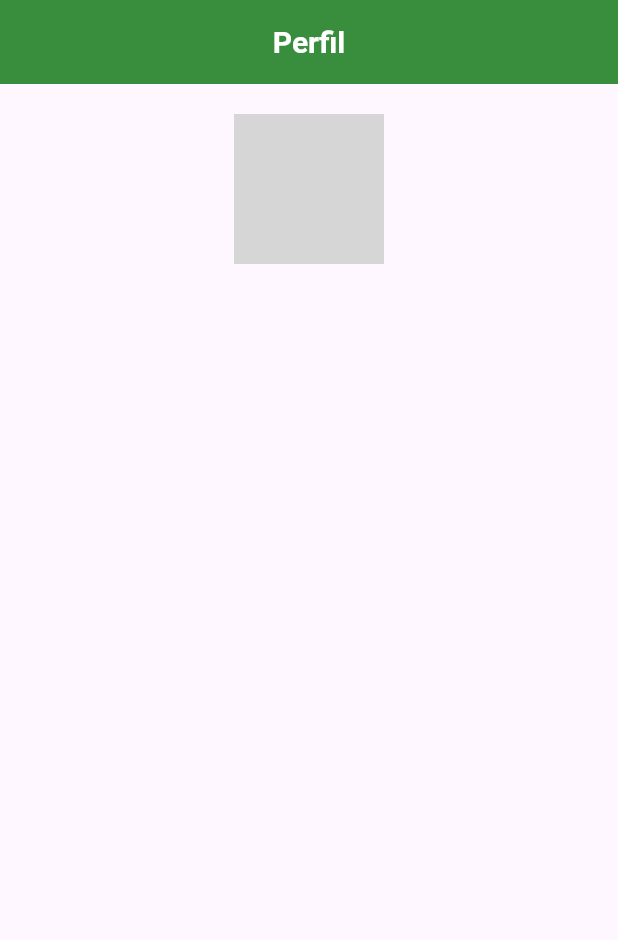
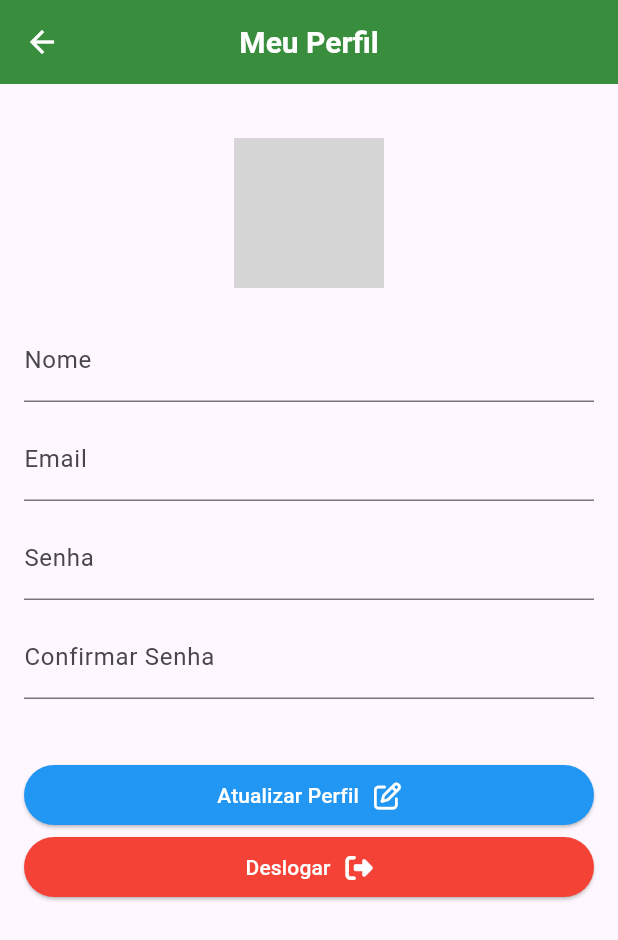
Before and after one commit to oapmartins/projeto-tcc, a Flutter app: the ProfilePage screen opened directly, on a phone screen of 412 x 824 dp. Shown: the top 940 px of the screen. Run offline on Flutter 3.47's test engine with Material 2 defaults, Android fonts, the phone set to English and light mode, and no system bars; our stand-ins replace another_flushbar, firebase_auth, firebase_core, font_awesome_flutter, get, google_fonts and 1 more; accounts and stored records are empty; grey boxes are pictures that could not be loaded.

Commit message:
Atualizando tela de perfil

```diff
--- a/lib/home/profile/profile_controller.dart
+++ b/lib/home/profile/profile_controller.dart
@@ -0,0 +1,35 @@
+import 'package:firebase_auth/firebase_auth.dart';
+import 'package:flutter/material.dart';
+import 'package:get/get.dart';
+
+class ProfileController extends GetxController {
+  TextEditingController nameController = TextEditingController();
+  TextEditingController emailController = TextEditingController();
+  TextEditingController passwordController = TextEditingController();
+  TextEditingController confirmPasswordController = TextEditingController();
+  String pathPhotoUser = '';
+
+  void updateProfile({required User user}) {
+    try {
+      if (nameController.text.isNotEmpty) {
+        user.updateDisplayName(nameController.text);
+      }
+      if (emailController.text.isNotEmpty) {
+        user.updateEmail(emailController.text);
+      }
+      if (passwordController.text.isNotEmpty) {
+        user.updatePassword(passwordController.text);
+      }
+      if (pathPhotoUser.isNotEmpty) {
+        user.updatePhotoURL(pathPhotoUser);
+      }
+    } on FirebaseAuthException catch (e) {
+      print(e);
+    }
+  }
+
+  void logout() {
+    FirebaseAuth.instance.signOut();
+    Get.offAndToNamed('/login');
+  }
+}
--- a/lib/home/profile/profile_page.dart
+++ b/lib/home/profile/profile_page.dart
@@ -1,7 +1,11 @@
-// ignore_for_file: prefer_const_constructors
+import 'dart:io';
 
 import 'package:firebase_auth/firebase_auth.dart';
 import 'package:flutter/material.dart';
+import 'package:font_awesome_flutter/font_awesome_flutter.dart';
+import 'package:get/get.dart';
+import 'package:image_picker/image_picker.dart';
+import 'package:projeto_tcc/home/profile/profile_controller.dart';
 
 class ProfilePage extends StatefulWidget {
   const ProfilePage({super.key});
@@ -12,6 +16,8 @@ class ProfilePage extends StatefulWidget {
 
 class _ProfilePageState extends State<ProfilePage> {
   User? user;
+  XFile? _imagePath;
+
   @override
   void initState() {
     user = FirebaseAuth.instance.currentUser;
@@ -20,65 +26,126 @@ class _ProfilePageState extends State<ProfilePage> {
 
   @override
   Widget build(BuildContext context) {
+    return GetBuilder<ProfileController>(
+        init: ProfileController(),
+        builder: (ProfileController controller) {
+          controller.nameController.text = user?.displayName ?? '';
+          controller.emailController.text = user?.email ?? '';
+          controller.pathPhotoUser = user?.photoURL ?? '';
+
           return Scaffold(
             appBar: AppBar(
-          automaticallyImplyLeading: false,
-          title: const Text('Perfil'),
+              title: const Text('Meu Perfil'),
             ),
-        body: Center(
+            body: Padding(
+              padding: const EdgeInsets.all(16.0),
+              child: SingleChildScrollView(
                 child: Column(
-            mainAxisAlignment: MainAxisAlignment.start,
-            children: <Widget>[
-              SizedBox(height: 20),
+                  crossAxisAlignment: CrossAxisAlignment.center,
+                  children: [
+                    const SizedBox(height: 20),
+                    Stack(
+                      children: [
                         CircleAvatar(
-                radius: 50,
-                backgroundImage:
-                    NetworkImage(user?.photoURL ?? ''), // Substitua pelo caminho da imagem do usuário
+                          radius: 50.0,
+                          backgroundImage: _imagePath?.path != null && _imagePath?.path != ''
+                              ? FileImage(File((_imagePath?.path ?? '')))
+                              : FileImage(File(user?.photoURL ?? '')) as ImageProvider,
+                          child: IconButton(
+                            icon: const Icon(Icons.edit),
+                            onPressed: () {
+                              _pickImage(controller: controller);
+                            },
                           ),
-              SizedBox(height: 10),
-              Text(
-                user?.displayName ?? '',
-                style: TextStyle(
-                  fontSize: 20,
-                  fontWeight: FontWeight.bold,
-                ),
-              ),
-              SizedBox(height: 0),
-              Text(
-                user?.email ?? '',
-                style: TextStyle(
-                  fontSize: 16,
-                ),
-              ),
-              SizedBox(height: 20),
-              // _buildUserDataField('Idade', '25 anos'),
-              // _buildUserDataField('Peso', '70 kg'),
-              // _buildUserDataField('Altura', '1.76 m'),
-              // _buildUserDataField('Alérgia', 'Amendoim, Camarão'),
-            ],
-          ),
-        ));
-  }
-
-  Widget _buildUserDataField(String label, String value) {
-    return Padding(
-      padding: const EdgeInsets.symmetric(vertical: 5, horizontal: 20),
-      child: Row(
-        mainAxisAlignment: MainAxisAlignment.spaceBetween,
-        children: <Widget>[
-          Text(
-            label,
-            style: TextStyle(
-              fontSize: 16,
-              fontWeight: FontWeight.bold,
-            ),
-          ),
-          Text(
-            value,
-            style: TextStyle(fontSize: 16),
                         ),
                       ],
                     ),
+                    const SizedBox(height: 20.0),
+                    TextFormField(
+                      controller: controller.nameController,
+                      decoration: const InputDecoration(labelText: 'Nome'),
+                    ),
+                    const SizedBox(height: 10.0),
+                    TextFormField(
+                      controller: controller.emailController,
+                      decoration: const InputDecoration(labelText: 'Email'),
+                    ),
+                    const SizedBox(height: 10.0),
+                    TextFormField(
+                      controller: controller.passwordController,
+                      decoration: const InputDecoration(labelText: 'Senha'),
+                    ),
+                    const SizedBox(height: 10.0),
+                    TextFormField(
+                      controller: controller.confirmPasswordController,
+                      decoration: const InputDecoration(labelText: 'Confirmar Senha'),
+                    ),
+                    const SizedBox(height: 40.0),
+                    SizedBox(
+                      width: Get.size.width,
+                      child: ElevatedButton(
+                        onPressed: () {
+                          controller.updateProfile(user: user!);
+                        },
+                        style: const ButtonStyle(
+                          backgroundColor: MaterialStatePropertyAll(
+                            Colors.blue,
+                          ),
+                        ),
+                        child: const Row(
+                          mainAxisAlignment: MainAxisAlignment.center,
+                          children: [
+                            Text(
+                              'Atualizar Perfil',
+                              style: TextStyle(color: Colors.white),
+                            ),
+                            SizedBox(width: 10),
+                            Icon(FontAwesomeIcons.penToSquare, color: Colors.white, size: 18),
+                          ],
+                        ),
+                      ),
+                    ),
+                    SizedBox(
+                      width: Get.size.width,
+                      child: ElevatedButton(
+                        onPressed: () {
+                          controller.logout();
+                        },
+                        style: const ButtonStyle(
+                          backgroundColor: MaterialStatePropertyAll(
+                            Colors.red,
+                          ),
+                        ),
+                        child: const Row(
+                          mainAxisAlignment: MainAxisAlignment.center,
+                          children: [
+                            Text(
+                              'Deslogar',
+                              style: TextStyle(color: Colors.white),
+                            ),
+                            SizedBox(width: 10),
+                            Icon(FontAwesomeIcons.rightFromBracket, color: Colors.white, size: 18),
+                          ],
+                        ),
+                      ),
+                    ),
+                  ],
+                ),
+              ),
+            ),
           );
+        });
+  }
+
+  Future<void> _pickImage({required ProfileController controller}) async {
+    final picker = ImagePicker();
+    XFile? image = await picker.pickImage(source: ImageSource.gallery);
+
+    if (image != null) {
+      setState(() {
+        _imagePath = image;
+      });
+      controller.pathPhotoUser = image.path;
     }
   }
+}
--- a/lib/main.dart
+++ b/lib/main.dart
@@ -1,3 +1,4 @@
+import 'package:firebase_auth/firebase_auth.dart';
 import 'package:flutter/material.dart';
 import 'package:get/get.dart';
 import 'package:projeto_tcc/util/routes.dart';
@@ -9,8 +10,21 @@ Future<void> main() async {
   runApp(const MyApp());
 }
 
-class MyApp extends StatelessWidget {
+class MyApp extends StatefulWidget {
   const MyApp({super.key});
+
+  @override
+  State<MyApp> createState() => _MyAppState();
+}
+
+class _MyAppState extends State<MyApp> {
+  @override
+  void initState() {
+    FirebaseAuth.instance.authStateChanges().listen((User? user) {
+      print('Usuário logado ${user != null}');
+    });
+    super.initState();
+  }
 
   @override
   Widget build(BuildContext context) {
--- a/pubspec.yaml
+++ b/pubspec.yaml
@@ -37,6 +37,7 @@ dependencies:
   firebase_core: ^2.21.0
   cupertino_icons: ^1.0.2
   another_flushbar: ^1.12.30
+  image_picker: ^1.0.4
 
 dev_dependencies:
   flutter_test:
```
Also changed, not shown: assets/images/profile_image.jpg (added), pubspec.lock, 3 other files. Lines whose indentation alone changed are shown as unchanged.
